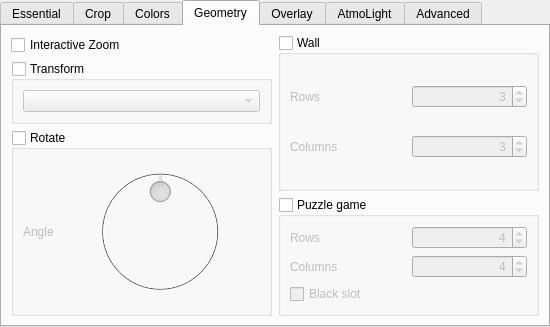
Old version of the form modules/gui/qt4/ui/video_effects.ui in the repository andronmobi/vlc-parrot-asteroid.
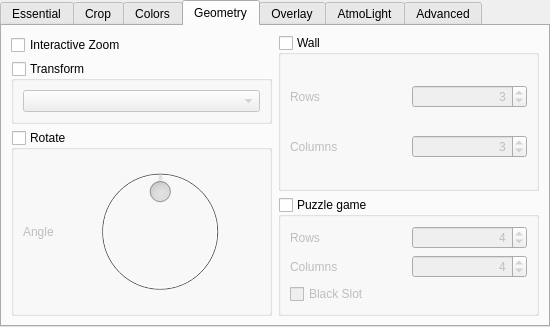
New version of the form. The open tabs and pages were chosen to show the change.

The edit to the form file:
```diff
--- a/modules/gui/qt4/ui/video_effects.ui
+++ b/modules/gui/qt4/ui/video_effects.ui
@@ -931,7 +931,7 @@
        <item row="2" column="0" colspan="2">
         <widget class="QCheckBox" name="puzzleBlackSlotCheck">
          <property name="text">
-          <string>Black slot</string>
+          <string>Black Slot</string>
          </property>
         </widget>
        </item>
```
